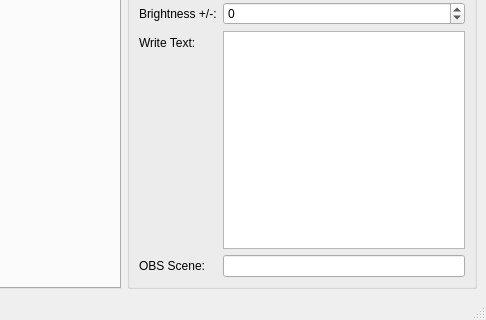
The window that streamdeck_ui/main.ui (dodgyrabbit/streamdeck-ui) describes before a commit, drawn with Qt 5; both pictures show x 319 to 805 and y 265 to 585 of the 805 by 585 pixel window.
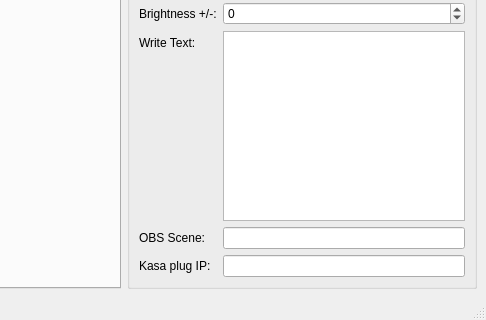
The same window after the commit.

Commit message: Add kasa smart plug support

```diff
--- a/streamdeck_ui/main.ui
+++ b/streamdeck_ui/main.ui
@@ -300,6 +300,19 @@
                </property>
               </widget>
              </item>
+             <item row="8" column="0">
+              <widget class="QLabel" name="label_11">
+               <property name="toolTip">
+                <string>&lt;html&gt;&lt;head/&gt;&lt;body&gt;&lt;p&gt;Enter the IP address for the Kasa smartplug. A toggle command will be sent, allowing you to turn a light or device plugged in on or off.&lt;/p&gt;&lt;/body&gt;&lt;/html&gt;</string>
+               </property>
+               <property name="text">
+                <string>Kasa plug IP:</string>
+               </property>
+              </widget>
+             </item>
+             <item row="8" column="1">
+              <widget class="QLineEdit" name="kasa_plug_ip"/>
+             </item>
             </layout>
            </item>
           </layout>
```
The commit also changes 5 other files.
